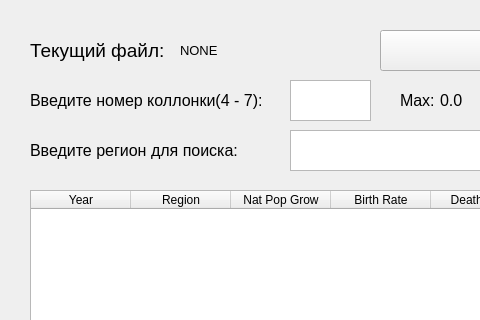
The window that lab2_csv_app/mainwindow.ui (EndRiKeR/labQT) describes before a commit, drawn with Qt 5; both pictures show x 0 to 480 and y 0 to 320 of the 1033 by 513 pixel window.
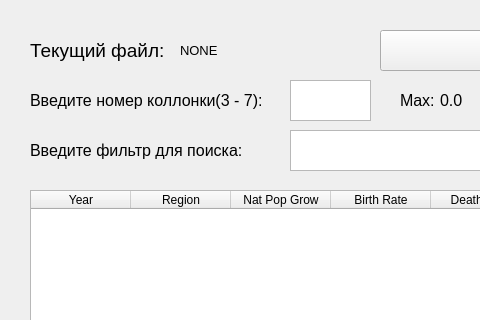
The same window after the commit.

```diff
--- a/lab2_csv_app/mainwindow.ui
+++ b/lab2_csv_app/mainwindow.ui
@@ -130,7 +130,7 @@
      </font>
     </property>
     <property name="text">
-     <string>Введите регион для поиска:</string>
+     <string>Введите фильтр для поиска:</string>
     </property>
    </widget>
    <widget class="QLabel" name="lbl_column">
@@ -148,7 +148,7 @@
      </font>
     </property>
     <property name="text">
-     <string>Введите номер коллонки(4 - 7):</string>
+     <string>Введите номер коллонки(3 - 7):</string>
     </property>
    </widget>
    <widget class="QTextEdit" name="txt_column">
```
Left out of the diff: 15 changed lines with no effect on the pictures.
